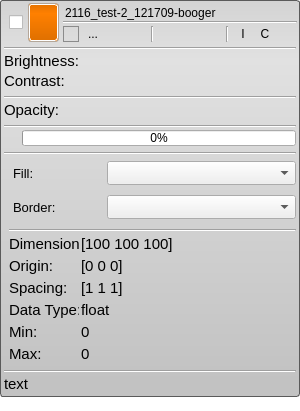
SCIInstitute/Seg3D, file src/Interface/AppInterface/LayerWidget.ui: the form before one commit.
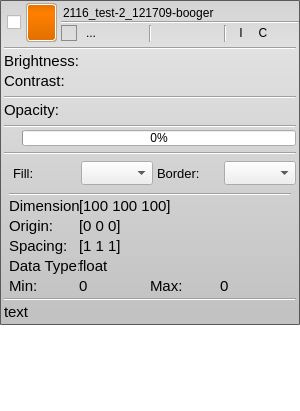
The form after the commit. Icons and pictures are not drawn.

Commit message: Add filter to determine size of connected component; add a save dialog when exiting the program; fixing navigation with trackpad; finalize holefill filter and connectedcomponet filter; fixe names when importing layer; cleaning up layer manager ui, part 1

```diff
--- a/src/Interface/AppInterface/LayerWidget.ui
+++ b/src/Interface/AppInterface/LayerWidget.ui
@@ -27,7 +27,7 @@
 
 QWidget#base_{
   background-color: qlineargradient(spread:pad, x1:0.5, y1:0, x2:0.5, y2:0.960227, stop:0 rgba(211, 211, 211, 255), stop:0.155779 rgba(225, 225, 225, 255), stop:1 rgba(194, 194, 194, 255));
-  border-radius: 3px;
+  border-radius: 1px;
   border: 1px solid rgb(90, 90, 90);
 }
 
@@ -128,7 +128,7 @@
           <number>0</number>
          </property>
          <property name="margin">
-          <number>3</number>
+          <number>1</number>
          </property>
          <item>
           <widget class="QWidget" name="checkbox_widget_" native="true">
@@ -355,7 +355,7 @@
                 <number>0</number>
                </property>
                <property name="topMargin">
-                <number>2</number>
+                <number>1</number>
                </property>
                <property name="rightMargin">
                 <number>0</number>
@@ -1089,39 +1089,6 @@
               </property>
              </widget>
             </item>
-           </layout>
-          </widget>
-         </item>
-         <item>
-          <widget class="QWidget" name="widget_9" native="true">
-           <property name="minimumSize">
-            <size>
-             <width>0</width>
-             <height>32</height>
-            </size>
-           </property>
-           <property name="maximumSize">
-            <size>
-             <width>16777215</width>
-             <height>32</height>
-            </size>
-           </property>
-           <layout class="QHBoxLayout" name="horizontalLayout_8">
-            <property name="spacing">
-             <number>4</number>
-            </property>
-            <property name="leftMargin">
-             <number>9</number>
-            </property>
-            <property name="topMargin">
-             <number>0</number>
-            </property>
-            <property name="rightMargin">
-             <number>0</number>
-            </property>
-            <property name="bottomMargin">
-             <number>0</number>
-            </property>
             <item>
              <widget class="QLabel" name="label_2">
               <property name="minimumSize">
@@ -1166,19 +1133,19 @@
        <widget class="QWidget" name="info_bar_" native="true">
         <layout class="QVBoxLayout" name="verticalLayout_6">
          <property name="spacing">
-          <number>2</number>
+          <number>0</number>
          </property>
          <property name="leftMargin">
           <number>9</number>
          </property>
          <property name="topMargin">
-          <number>2</number>
+          <number>0</number>
          </property>
          <property name="rightMargin">
-          <number>4</number>
+          <number>9</number>
          </property>
          <property name="bottomMargin">
-          <number>4</number>
+          <number>0</number>
          </property>
          <item>
           <widget class="Line" name="line_4">
@@ -1189,32 +1156,32 @@
          </item>
          <item>
           <layout class="QHBoxLayout" name="dimensions_layout_">
-           <item>
-            <widget class="QLabel" name="label_3">
-             <property name="minimumSize">
-              <size>
-               <width>0</width>
-               <height>20</height>
-              </size>
-             </property>
-             <property name="maximumSize">
-              <size>
-               <width>70</width>
-               <height>20</height>
-              </size>
-             </property>
-             <property name="font">
-              <font>
-               <pointsize>11</pointsize>
-              </font>
-             </property>
-             <property name="text">
-              <string>Dimensions:</string>
-             </property>
-            </widget>
-           </item>
            <item>
             <widget class="QLabel" name="dimensions_label_">
+             <property name="minimumSize">
+              <size>
+               <width>0</width>
+               <height>20</height>
+              </size>
+             </property>
+             <property name="maximumSize">
+              <size>
+               <width>70</width>
+               <height>20</height>
+              </size>
+             </property>
+             <property name="font">
+              <font>
+               <pointsize>11</pointsize>
+              </font>
+             </property>
+             <property name="text">
+              <string>Dimensions:</string>
+             </property>
+            </widget>
+           </item>
+           <item>
+            <widget class="QLabel" name="dimensions_">
              <property name="font">
               <font>
                <pointsize>11</pointsize>
@@ -1311,7 +1278,7 @@
           <widget class="QWidget" name="datainfo_widget_" native="true">
            <layout class="QVBoxLayout" name="verticalLayout_11">
             <property name="spacing">
-             <number>2</number>
+             <number>0</number>
             </property>
             <property name="margin">
              <number>0</number>
@@ -1394,10 +1361,6 @@
                 </property>
                </widget>
               </item>
-             </layout>
-            </item>
-            <item>
-             <layout class="QHBoxLayout" name="horizontalLayout_13">
               <item>
                <widget class="QLabel" name="label_12">
                 <property name="minimumSize">
```
The commit also changes 34 other files.
